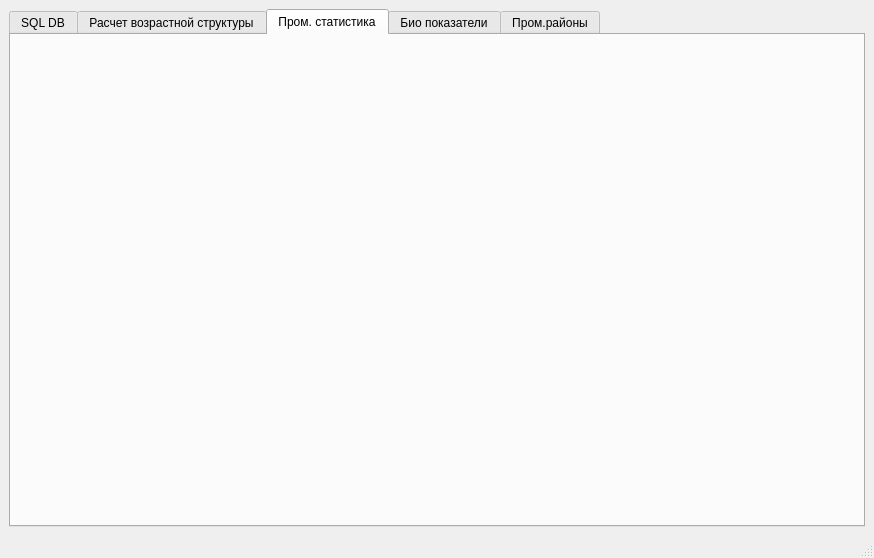
Before: the Qt Designer form ui_form.ui in DidenkoDmitriy/fish_stock, drawn with Qt 5.
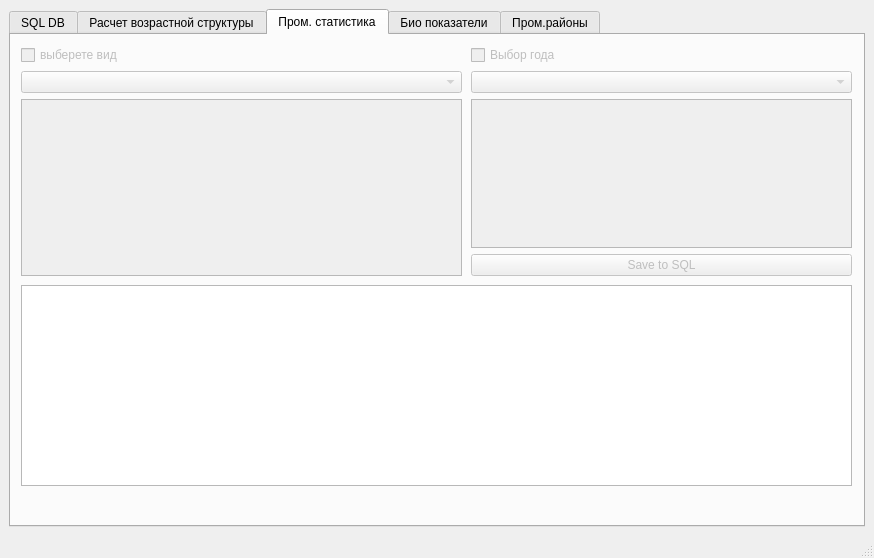
After: the same form once the commit is applied. The open tabs and pages were chosen to show the change.

Commit message: start develop catch history module (choose table)

```diff
--- a/ui_form.ui
+++ b/ui_form.ui
@@ -420,6 +420,102 @@
        <attribute name="title">
         <string>Пром. статистика</string>
        </attribute>
+       <widget class="QWidget" name="gridLayoutWidget_2">
+        <property name="geometry">
+         <rect>
+          <x>10</x>
+          <y>10</y>
+          <width>441</width>
+          <height>231</height>
+         </rect>
+        </property>
+        <layout class="QGridLayout" name="gridLayout_3">
+         <item row="1" column="0" colspan="2">
+          <widget class="QTableView" name="tableView_catch_history_table_of_type_by_year">
+           <property name="enabled">
+            <bool>false</bool>
+           </property>
+          </widget>
+         </item>
+         <item row="0" column="0" colspan="2">
+          <layout class="QVBoxLayout" name="verticalLayout_2">
+           <item>
+            <widget class="QCheckBox" name="checkBox_catch_history_choose_type">
+             <property name="enabled">
+              <bool>false</bool>
+             </property>
+             <property name="text">
+              <string>выберете вид</string>
+             </property>
+            </widget>
+           </item>
+           <item>
+            <widget class="QComboBox" name="comboBox_catch_history_choose_type">
+             <property name="enabled">
+              <bool>false</bool>
+             </property>
+            </widget>
+           </item>
+          </layout>
+         </item>
+        </layout>
+       </widget>
+       <widget class="QWidget" name="verticalLayoutWidget_2">
+        <property name="geometry">
+         <rect>
+          <x>460</x>
+          <y>10</y>
+          <width>381</width>
+          <height>231</height>
+         </rect>
+        </property>
+        <layout class="QVBoxLayout" name="verticalLayout_4">
+         <item>
+          <widget class="QCheckBox" name="checkBox_catch_history_choose_year">
+           <property name="enabled">
+            <bool>false</bool>
+           </property>
+           <property name="text">
+            <string>Выбор года</string>
+           </property>
+          </widget>
+         </item>
+         <item>
+          <widget class="QComboBox" name="comboBox_catch_history_choose_year">
+           <property name="enabled">
+            <bool>false</bool>
+           </property>
+          </widget>
+         </item>
+         <item>
+          <widget class="QTableView" name="tableView_catch_history_table_of_type_of_the_year">
+           <property name="enabled">
+            <bool>false</bool>
+           </property>
+          </widget>
+         </item>
+         <item>
+          <widget class="QPushButton" name="pushButton_export_catch_history_to_sql">
+           <property name="enabled">
+            <bool>false</bool>
+           </property>
+           <property name="text">
+            <string>Save to SQL</string>
+           </property>
+          </widget>
+         </item>
+        </layout>
+       </widget>
+       <widget class="QGraphicsView" name="graphicsView_catch_history_graph_of_type_by_year">
+        <property name="geometry">
+         <rect>
+          <x>10</x>
+          <y>250</y>
+          <width>831</width>
+          <height>201</height>
+         </rect>
+        </property>
+       </widget>
       </widget>
       <widget class="QWidget" name="tab_2">
        <attribute name="title">
```
Left out of the diff: 70 changed lines with no effect on the pictures. The commit also changes 6 other files.
